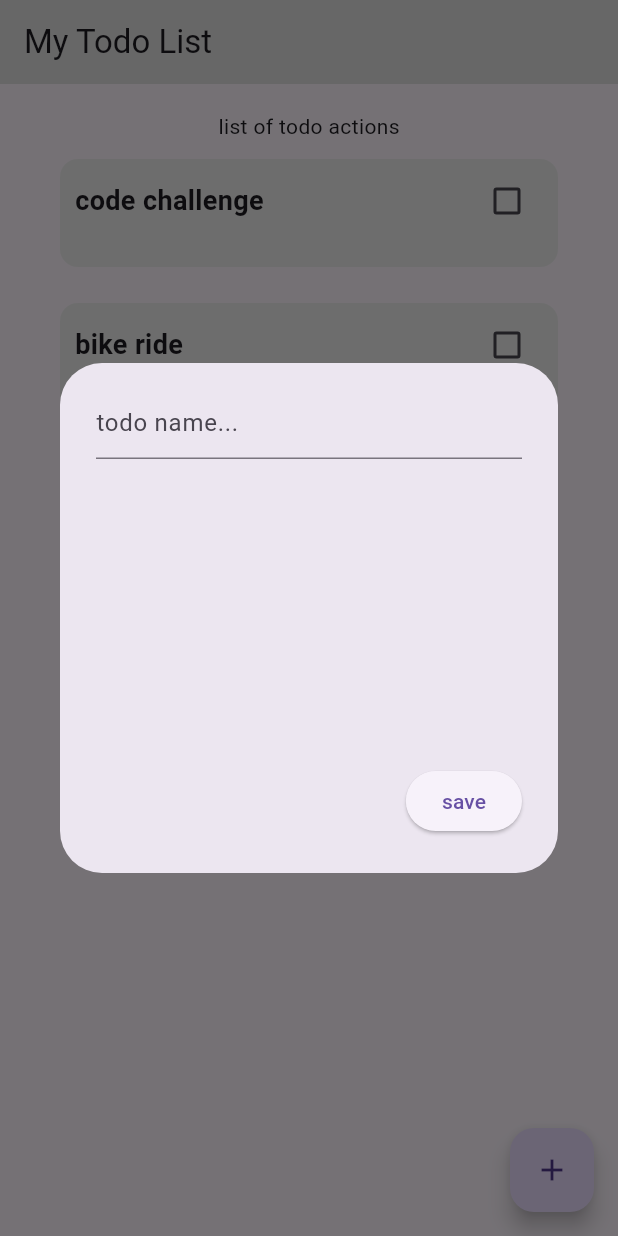
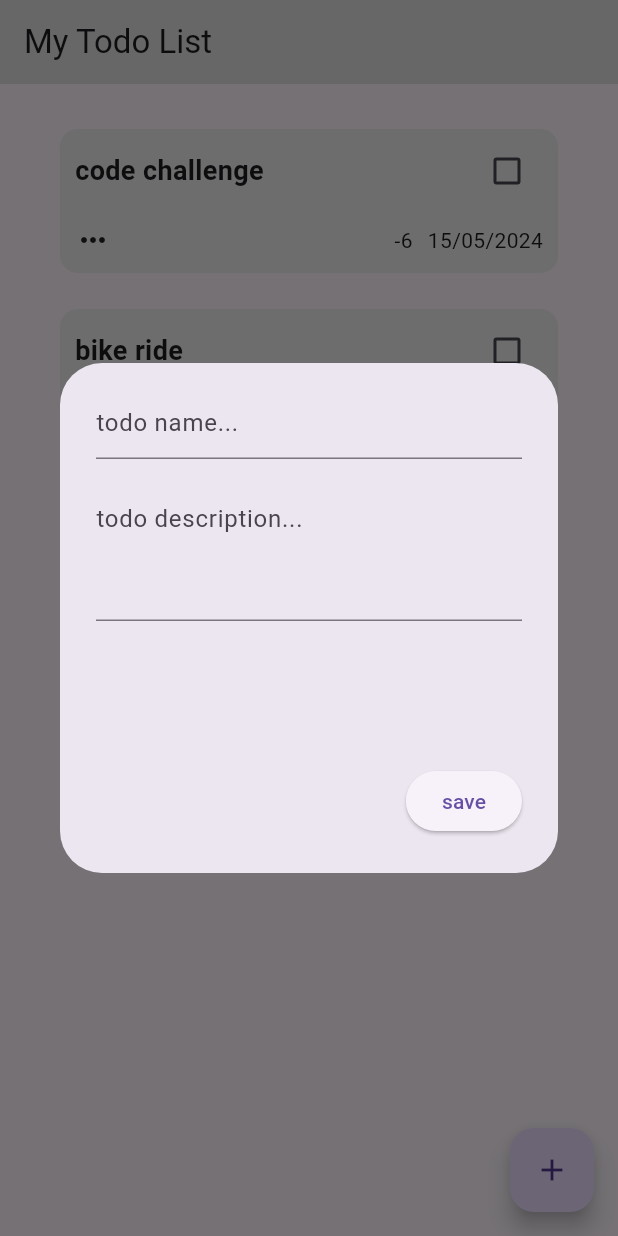
Before and after one commit to carlstep/my_todo_app, a Flutter app: the screen it shows after launch, after a tap on the "add" icon, on a phone screen of 412 x 824 dp. Run offline on Flutter 3.47's test engine with Material 3 defaults, Android fonts, the phone set to English and light mode, and no system bars; drawn by our look-alikes of flutter_slidable.

Commit message:
stage two - edit todo items and save

```diff
--- a/lib/components/my_todo_card.dart
+++ b/lib/components/my_todo_card.dart
@@ -4,22 +4,37 @@ import 'package:flutter_slidable/flutter_slidable.dart';
 
 import 'package:my_todo_app/models/todo_model.dart';
 
-class MyTodoCard extends StatelessWidget {
+class MyTodoCard extends StatefulWidget {
   final Todo todo;
-  Function(bool?)? onChanged;
-  Function(BuildContext)? deleteFunction;
+  final Function(bool?)? onChanged;
+  final Function(BuildContext)? deleteFunction;
+  final Function(BuildContext?)? editFunction;
 
-  MyTodoCard({
+  const MyTodoCard({
     super.key,
     required this.todo,
     required this.onChanged,
     required this.deleteFunction,
+    required this.editFunction,
   });
+
+  @override
+  State<MyTodoCard> createState() => _MyTodoCardState();
+}
+
+class _MyTodoCardState extends State<MyTodoCard> {
+  bool _isExpanded = false;
 
   @override
   Widget build(BuildContext context) {
     return Padding(
       padding: const EdgeInsets.all(8.0),
+      child: GestureDetector(
+        onTap: () {
+          setState(() {
+            _isExpanded = !_isExpanded;
+          });
+        },
         child: Slidable(
           startActionPane: ActionPane(
             motion: const DrawerMotion(),
@@ -28,13 +43,13 @@ class MyTodoCard extends StatelessWidget {
                 // edit todo item function
                 // edit todo item variables and save
                 borderRadius: BorderRadius.circular(10),
-              onPressed: null,
+                onPressed: widget.editFunction,
                 icon: Icons.edit,
                 backgroundColor: Colors.blue,
                 label: 'edit',
               ),
               SlidableAction(
-              // share todo item function -> add to calendar
+                // share todo item function -> e.g. add details to calendar
                 borderRadius: BorderRadius.circular(10),
                 onPressed: null,
                 icon: Icons.share,
@@ -50,7 +65,7 @@ class MyTodoCard extends StatelessWidget {
               SlidableAction(
                 // delete todo item function
                 borderRadius: BorderRadius.circular(10),
-              onPressed: deleteFunction,
+                onPressed: widget.deleteFunction,
                 icon: Icons.delete,
                 backgroundColor: Colors.red,
                 label: 'delete',
@@ -58,21 +73,24 @@ class MyTodoCard extends StatelessWidget {
             ],
           ),
           child: Card(
-          color: todo.isComplete ? Colors.green.shade100 : Colors.grey.shade200,
+            color: widget.todo.isComplete
+                ? Colors.green.shade100
+                : Colors.grey.shade200,
             elevation: 0,
             child: Padding(
               padding: const EdgeInsets.fromLTRB(10, 4, 10, 10),
               child: Column(
+                crossAxisAlignment: CrossAxisAlignment.start,
                 children: [
                   Row(
                     children: [
                       // the todo title
                       Text(
-                      todo.todoTitle,
+                        widget.todo.todoTitle,
                         style: TextStyle(
                           fontSize: 18,
                           fontWeight: FontWeight.bold,
-                        decoration: todo.isComplete
+                          decoration: widget.todo.isComplete
                               ? TextDecoration.lineThrough
                               : TextDecoration.none,
                         ),
@@ -84,15 +102,47 @@ class MyTodoCard extends StatelessWidget {
                       ),
                       // checkbox - isComplete - true / false
                       Checkbox(
-                      value: todo.isComplete,
-                      onChanged: onChanged,
+                        value: widget.todo.isComplete,
+                        onChanged: widget.onChanged,
                       ),
                     ],
                   ),
                   const SizedBox(
                     height: 10,
                   ),
+                  Row(
+                    children: [
+                      // three dots to indicate there are todo notes
+                      widget.todo.todoDescription.isNotEmpty
+                          ? const Icon(Icons.more_horiz_outlined)
+                          : const SizedBox(),
+                      const Expanded(
+                        child: SizedBox(
+                          width: 10,
+                        ),
+                      ),
+                      // number of days to deadline date
+                      const Text('-6'),
+                      const SizedBox(
+                        width: 10,
+                      ),
+                      // deadline date - set by the user when creating new todo
+                      const Text('15/05/2024'),
                     ],
+                  ),
+                  // TODO - make the width of the text box expand to width of container
+                  Container(
+                    color: Colors.white,
+                    // text for todoDescription is displayed when card is tapped to expanded view
+                    child: _isExpanded
+                        ? Text(
+                            widget.todo.todoDescription,
+                            style: const TextStyle(fontSize: 18),
+                          )
+                        : null,
+                  ),
+                ],
+              ),
             ),
           ),
         ),
--- a/lib/models/todo_model.dart
+++ b/lib/models/todo_model.dart
@@ -1,11 +1,13 @@
 // model to define what a todo is
 
 class Todo {
-  final String todoTitle;
+  String todoTitle;
+  String todoDescription;
   bool isComplete;
 
   Todo({
     required this.todoTitle,
     required this.isComplete,
+    required this.todoDescription,
   });
 }
--- a/lib/models/todo_provider.dart
+++ b/lib/models/todo_provider.dart
@@ -6,13 +6,14 @@ class TodoProvider extends ChangeNotifier {
   final List<Todo> _todoList = [
     // example todo
     Todo(
-      todoTitle: 'code challenge',
-      isComplete: false,
-    ),
+        todoTitle: 'code challenge',
+        isComplete: false,
+        todoDescription: 'complete the todo app coding challenge...'),
     Todo(
-      todoTitle: 'bike ride',
-      isComplete: false,
-    ),
+        todoTitle: 'bike ride',
+        isComplete: false,
+        todoDescription:
+            'complete 20km bike ride to improve fitness and clear mind...'),
   ];
 
   // getter -> list of all todo actions
@@ -22,7 +23,6 @@ class TodoProvider extends ChangeNotifier {
   void addNewTodo(Todo todo) {
     todoList.add(todo);
     notifyListeners();
-    print(todo.todoTitle);
   }
 
   // method to delete todo from todoList
@@ -32,6 +32,13 @@ class TodoProvider extends ChangeNotifier {
     notifyListeners();
   }
 
+  // method to edit existing todo item and save changes
+  void updateTodo(int index, String newTitle, String newDescription) {
+    todoList[index].todoTitle = newTitle;
+    todoList[index].todoDescription = newDescription;
+    notifyListeners();
+  }
+
   // method to update to isComplete
   void updateCheckbox(bool? value, int index) {
     _todoList[index].isComplete = !_todoList[index].isComplete;
--- a/lib/pages/home_page.dart
+++ b/lib/pages/home_page.dart
@@ -1,4 +1,5 @@
 import 'package:flutter/material.dart';
+
 import 'package:my_todo_app/components/my_todo_card.dart';
 import 'package:my_todo_app/models/todo_provider.dart';
 import 'package:my_todo_app/models/todo_model.dart';
@@ -12,8 +13,11 @@ class HomePage extends StatefulWidget {
 }
 
 class _HomePageState extends State<HomePage> {
-  // text controller for todo name
-  final TextEditingController todoNameController = TextEditingController();
+  // text controller for todo title
+  final TextEditingController todoTitleController = TextEditingController();
+  // text controller for todo description
+  final TextEditingController todoDescriptionController =
+      TextEditingController();
 
   // method to add new todo
   void addNewTodo() {
@@ -25,14 +29,31 @@ class _HomePageState extends State<HomePage> {
             height: 300,
             width: 300,
             child: Column(
-              mainAxisAlignment: MainAxisAlignment.spaceBetween,
+              // mainAxisAlignment: MainAxisAlignment.spaceBetween,
               children: [
                 TextField(
-                  controller: todoNameController,
+                  keyboardType: TextInputType.text,
+                  controller: todoTitleController,
                   decoration: const InputDecoration(hintText: 'todo name...'),
                 ),
                 const SizedBox(
-                  height: 30,
+                  height: 20,
+                ),
+                SizedBox(
+                  height: 140,
+                  child: TextField(
+                    keyboardType: TextInputType.text,
+                    minLines: 3,
+                    maxLines: 5,
+                    controller: todoDescriptionController,
+                    decoration:
+                        const InputDecoration(hintText: 'todo description...'),
+                  ),
+                ),
+                const Expanded(
+                  child: SizedBox(
+                    height: 5,
+                  ),
                 ),
                 Row(
                   mainAxisAlignment: MainAxisAlignment.end,
@@ -41,11 +62,13 @@ class _HomePageState extends State<HomePage> {
                       onPressed: () {
                         context.read<TodoProvider>().addNewTodo(
                               Todo(
-                                todoTitle: todoNameController.text,
+                                todoTitle: todoTitleController.text,
+                                todoDescription: todoDescriptionController.text,
                                 isComplete: false,
                               ),
                             );
-                        todoNameController.clear();
+                        todoTitleController.clear();
+                        todoDescriptionController.clear();
                         Navigator.of(context).pop();
                       },
                       child: const Text('save'),
@@ -93,6 +116,7 @@ class _HomePageState extends State<HomePage> {
                     onPressed: () {
                       Provider.of<TodoProvider>(context, listen: false)
                           .deleteTodoItem(index);
+
                       Navigator.of(context).pop();
                     },
                     child: const Text('delete'),
@@ -112,7 +136,79 @@ class _HomePageState extends State<HomePage> {
         .updateCheckbox(value, index);
   }
 
-  // edit todo item
+  // edit existing todo item
+  void editTodo(int index) {
+    // retrieve the todoList
+    final todoList = Provider.of<TodoProvider>(context, listen: false);
+    // access the specific todo item
+    final todo = todoList.todoList[index];
+
+    print('edit $index');
+    todoTitleController.text = todo.todoTitle;
+    todoDescriptionController.text = todo.todoDescription;
+
+    // display todo data[index] >> enter new todo data >> save new data to todo[index]
+    showDialog(
+        context: context,
+        builder: (context) {
+          return AlertDialog(
+            content: SizedBox(
+              height: 300,
+              width: 300,
+              child: Column(
+                // mainAxisAlignment: MainAxisAlignment.spaceBetween,
+                children: [
+                  const Text(
+                    'edit todo item',
+                    style: TextStyle(
+                      fontSize: 18,
+                      fontWeight: FontWeight.bold,
+                    ),
+                  ),
+                  TextField(
+                    controller: todoTitleController,
+                  ),
+                  TextField(
+                    textAlign: TextAlign.start,
+                    keyboardType: TextInputType.text,
+                    minLines: 3,
+                    maxLines: 5,
+                    controller: todoDescriptionController,
+                  ),
+                  const SizedBox(
+                    height: 20,
+                  ),
+                  Row(
+                    mainAxisAlignment: MainAxisAlignment.end,
+                    children: [
+                      ElevatedButton(
+                        onPressed: () {
+                          Navigator.pop(context);
+                        },
+                        child: const Text('cancel'),
+                      ),
+                      const SizedBox(
+                        width: 20,
+                      ),
+                      ElevatedButton(
+                        onPressed: () {
+                          final newTitle = todoTitleController.text;
+                          final newDescription = todoDescriptionController.text;
+                          todoList.updateTodo(index, newTitle, newDescription);
+                          todoTitleController.clear();
+                          todoDescriptionController.clear();
+                          Navigator.pop(context);
+                        },
+                        child: const Text('save'),
+                      ),
+                    ],
+                  ),
+                ],
+              ),
+            ),
+          );
+        });
+  }
 
   // share todo item to calendar
 
@@ -134,7 +230,6 @@ class _HomePageState extends State<HomePage> {
               padding: const EdgeInsets.all(8.0),
               child: Column(
                 children: [
-                  const Text('list of todo actions'),
                   Expanded(
                     child: ListView.builder(
                         itemCount: value.todoList.length,
@@ -142,12 +237,11 @@ class _HomePageState extends State<HomePage> {
                           // provide a list of all todo items
                           Todo eachTodo = value.todoList[index];
 
-                          print(eachTodo.todoTitle);
-
                           return MyTodoCard(
                             todo: eachTodo,
                             onChanged: (value) => toggleCheckbox(value, index),
                             deleteFunction: (context) => deleteTodo(index),
+                            editFunction: (context) => editTodo(index),
                           );
                         }),
                   ),
```
Also changed, not shown: Simulator Screenshot - iPhone 15 Pro Max - 2024-05-10 at 20.15.49.png (added). Lines whose indentation alone changed are shown as unchanged.
